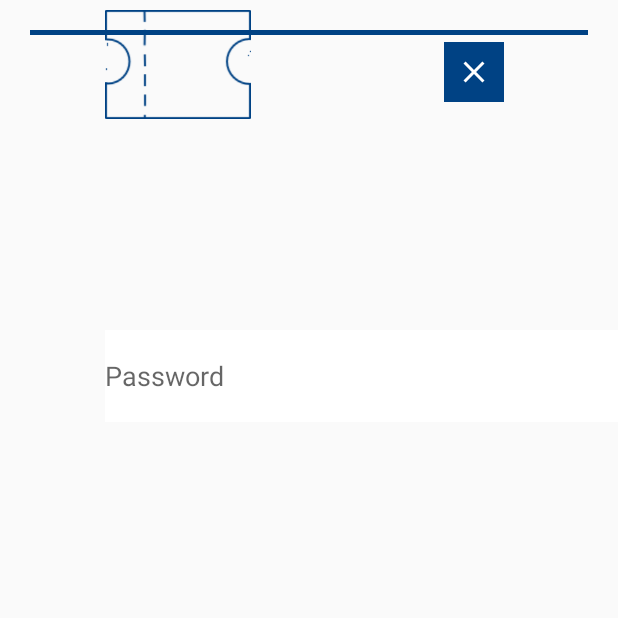
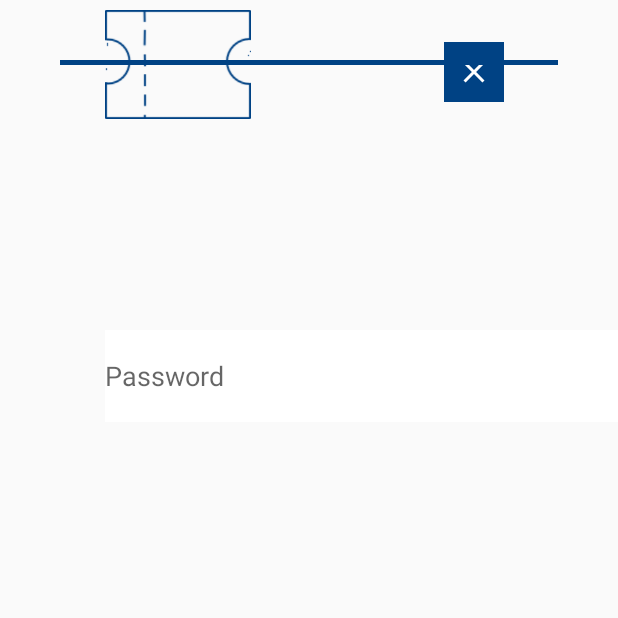
Before and after one commit to jaguirre09/ArusHPK, an Android app: the ActivitySessions screen opened directly, with no data from a screen before it, on a phone screen of 412 x 824 dp, the top half of it. Run offline under Robolectric (Android 15) with nearby library versions, the phone set to English and light mode, and no system bars.

Commit message:
job ubdate #1

```diff
--- a/ArusApp/app/src/main/res/layout/activity_sessions.xml
+++ b/ArusApp/app/src/main/res/layout/activity_sessions.xml
@@ -31,18 +31,18 @@
         android:src="@drawable/ic_close"
          />
 
+
     <View
         android:layout_width="match_parent"
         android:layout_height="3dp"
-        android:layout_margin="20dp"
+        android:layout_margin="40dp"
         android:layout_marginStart="70dp"
+        android:layout_marginTop="160dp"
         android:layout_marginEnd="70dp"
         android:background="@color/color_blue"
         app:layout_constraintEnd_toEndOf="parent"
         app:layout_constraintStart_toStartOf="parent"
-        app:layout_constraintTop_toBottomOf="@+id/back_arrow"
         app:layout_constraintTop_toTopOf="parent" />
-
 
     <EditText
         android:id="@+id/editText_login"
```
